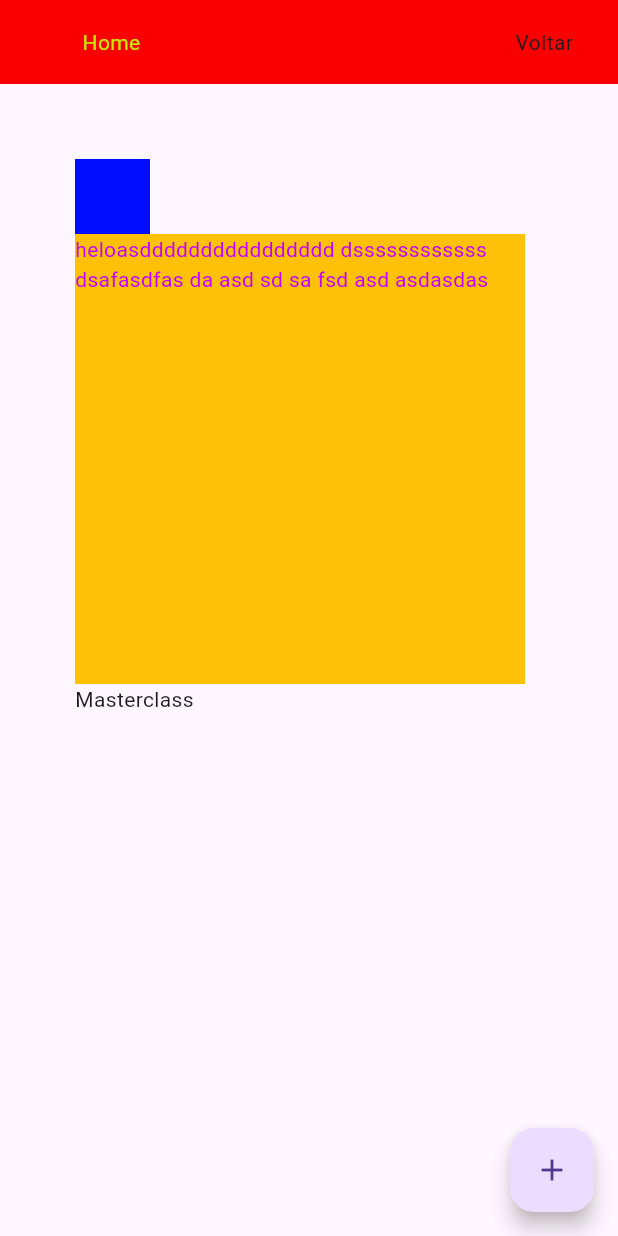
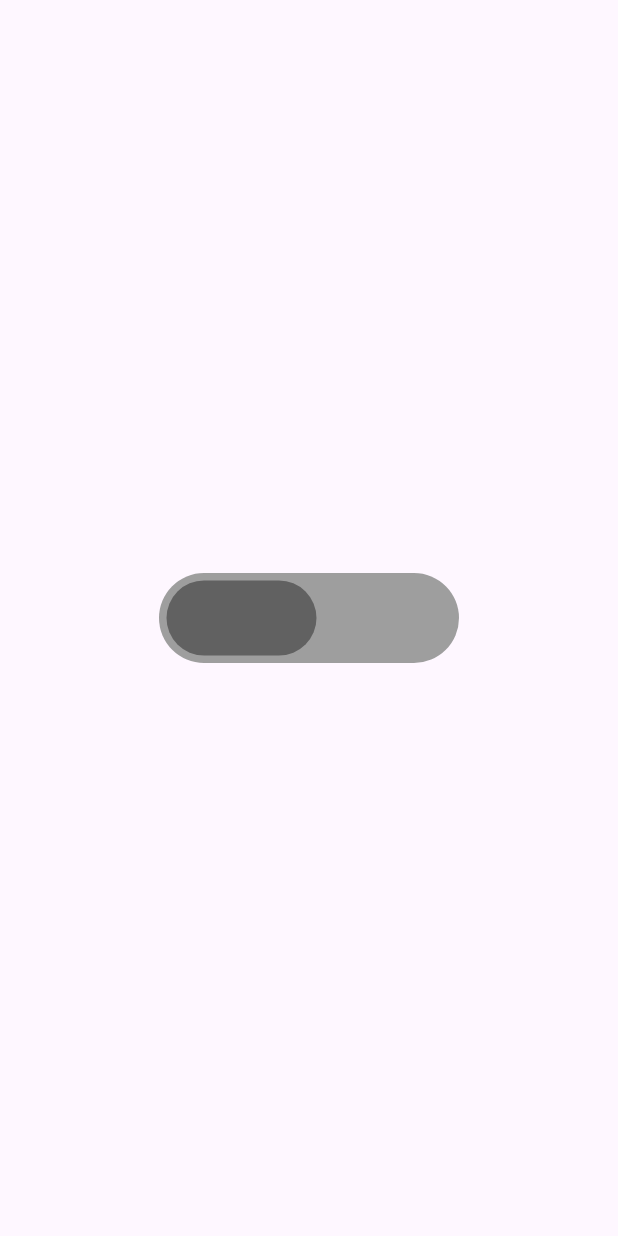
Before and after one commit to VinicioSantosOliveira/learnflutter, a Flutter app: the screen it shows after launch, on a phone screen of 412 x 824 dp. Run offline on Flutter 3.47's test engine with Material 3 defaults, Android fonts, the phone set to English and light mode, and no system bars.

Commit message:
fix: arrumei o botao

```diff
--- /dev/null
+++ b/lib/animated_page.dart
@@ -0,0 +1,52 @@
+import 'package:flutter/material.dart';
+
+class AnimatedPage extends StatefulWidget {
+  const AnimatedPage({super.key});
+
+  @override
+  State<AnimatedPage> createState() => _AnimatedPageState();
+}
+
+class _AnimatedPageState extends State<AnimatedPage> {
+  var isSelected = false;
+
+  @override
+  Widget build(BuildContext context) {
+    return Material(
+      child: Center(
+        child: GestureDetector(
+          onTap: () {
+            setState(() {
+              isSelected = !isSelected;
+            });
+          },
+          child: Container(
+            height: 60,
+            width: 200,
+            decoration: BoxDecoration(
+              color: Colors.grey,
+              borderRadius: BorderRadius.circular(80),
+            ),
+            child: Padding(
+              padding: const EdgeInsets.all(5.0),
+              child: AnimatedAlign(
+                duration: const Duration(milliseconds: 250),
+                alignment:
+                    isSelected ? Alignment.centerRight : Alignment.centerLeft,
+                child: AnimatedContainer(
+                  duration: const Duration(microseconds: 250),
+                  height: 50,
+                  width: 100,
+                  decoration: BoxDecoration(
+                    color: isSelected ? Colors.red : Colors.grey[700],
+                    borderRadius: BorderRadius.circular(80),
+                  ),
+                ),
+              ),
+            ),
+          ),
+        ),
+      ),
+    );
+  }
+}
--- a/lib/home_page.dart
+++ b/lib/home_page.dart
@@ -5,6 +5,8 @@ class HomePage extends StatelessWidget {
 
   @override
   Widget build(BuildContext context) {
+    const size = 200.0;
+
     return Scaffold(
       appBar: AppBar(
         backgroundColor: const Color.fromARGB(255, 251, 0, 0),
@@ -56,6 +58,11 @@ class HomePage extends StatelessWidget {
               'Masterclass',
               textDirection: TextDirection.ltr,
             ),
+            Container(
+              width: size,
+              height: size,
+              color: Colors.black,
+            ),
           ],
         ),
       ),
--- a/lib/my_app.dart
+++ b/lib/my_app.dart
@@ -1,4 +1,5 @@
 import 'package:flutter/material.dart';
+import 'package:learnflutter/animated_page.dart';
 import 'home_page.dart';
 
 class MyApp extends StatelessWidget {
@@ -7,7 +8,7 @@ class MyApp extends StatelessWidget {
   @override
   Widget build(BuildContext context) {
     return const MaterialApp(
-      home: HomePage(),
+      home: AnimatedPage(),
     );
   }
 }
```
